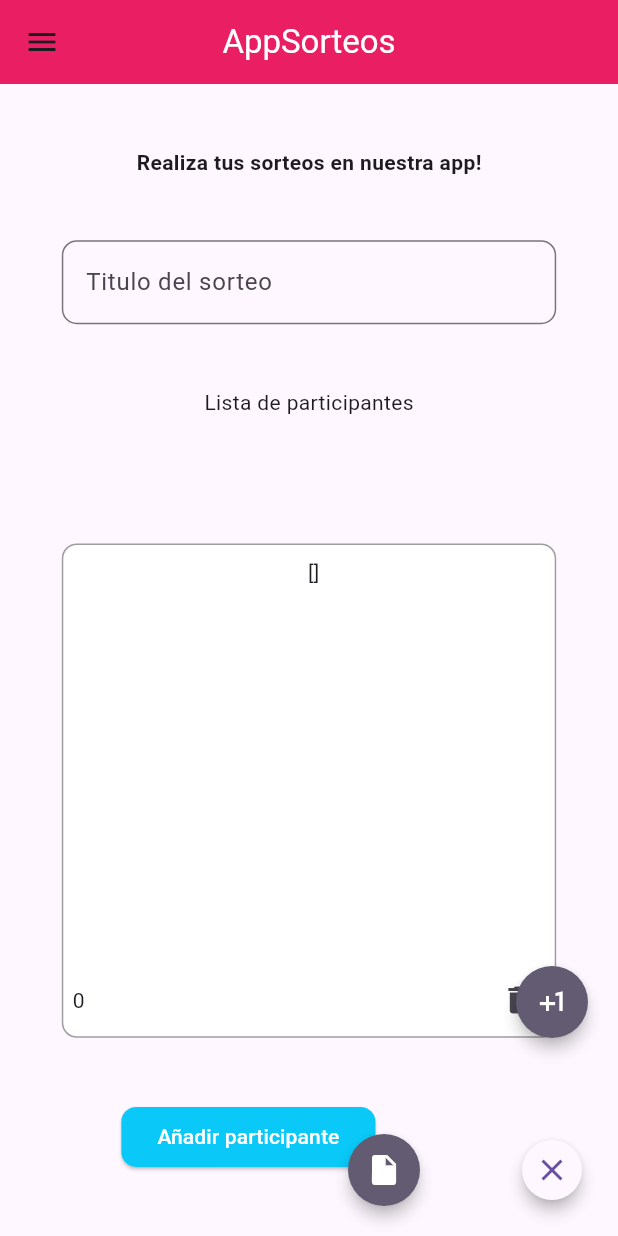
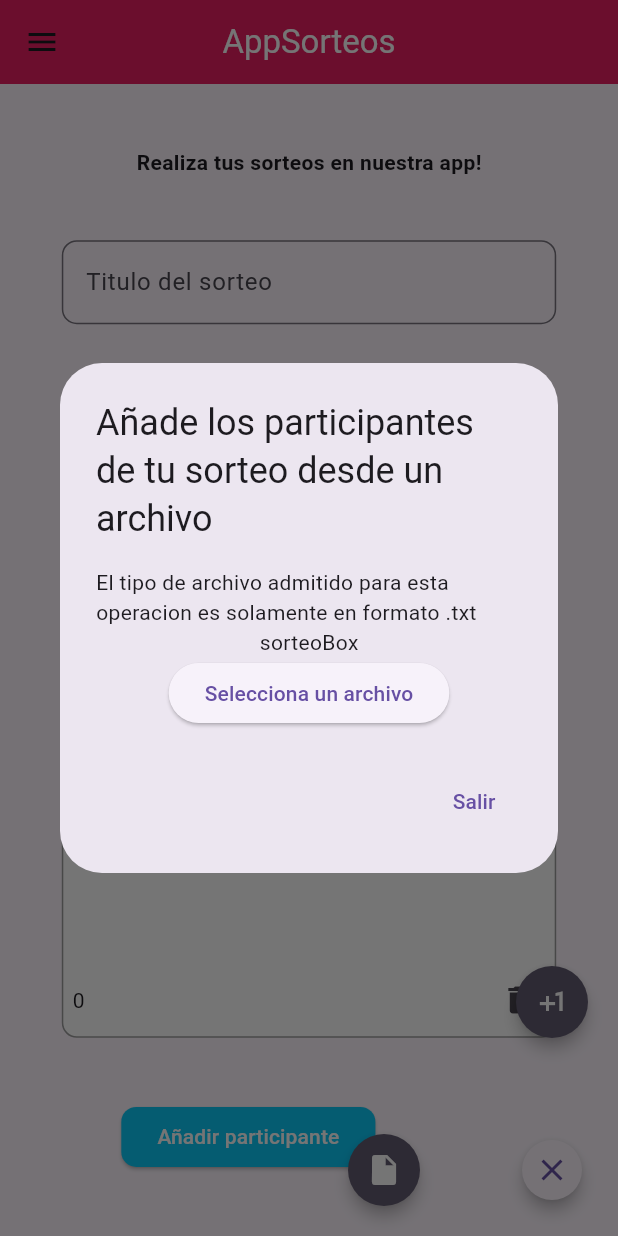
Before and after one commit to cordobash/sorteame_app, a Flutter app: the screen it shows after launch, after a tap on the "close" icon, after a tap on the "insert drive file" icon, on a phone screen of 412 x 824 dp. Run offline on Flutter 3.47's test engine with Material 3 defaults, Android fonts, the light colour scheme and no system bars; our stand-ins replace confetti, hive, hive_flutter, simple_icons, timer_count_down; missing offline and left inert: mailto; accounts and stored records are empty.

Commit message:
wip alertDialog anadir archivo

```diff
--- a/lib/main.dart
+++ b/lib/main.dart
@@ -201,7 +201,10 @@ class _MyAppState extends State<MyApp> {
                 distance: 112,
                 children: [
                   ActionButton(
-                    onPressed: () => {},
+                    onPressed: () => {
+                      showDialog(
+                        context: context, builder: (BuildContext context) => _alertAnadirArchivo())
+                    },
                     icon: const Icon(Icons.insert_drive_file),
                   ),
                   ActionButton(
@@ -443,4 +446,25 @@ class _MyAppState extends State<MyApp> {
       ],
     );
   }
+
+  Widget _alertAnadirArchivo(){
+    return AlertDialog(
+      title: Text('Añade los participantes de tu sorteo desde un archivo'),
+      content: Column(
+        mainAxisAlignment: MainAxisAlignment.spaceEvenly,
+        mainAxisSize: MainAxisSize.min,
+        children: [
+          Text('El tipo de archivo admitido para esta operacion es solamente en formato .txt'),
+          Text((boxSorteo.name.isNotEmpty) ? boxSorteo.name : 'Ningun archivo cargado' ),
+          ElevatedButton(onPressed: () => {}, child: Text('Selecciona un archivo'))
+        ],
+      ),
+      actions: [
+        TextButton(
+          onPressed: () => {},
+          child: Text('Salir'),
+        )
+      ],
+    );
+  }
 }
--- a/lib/pages/AboutPage.dart
+++ b/lib/pages/AboutPage.dart
@@ -22,7 +22,7 @@ class AboutPage extends StatelessWidget {
             style: _estiloCabecera,
           ),
           Text(
-            'Isaias Cordova - (Desarrollador Movil)',
+            'Isaias Cordova - (Ingeniero en Software)',
             style: _estiloCabecera,
           ),
           Padding(
```
